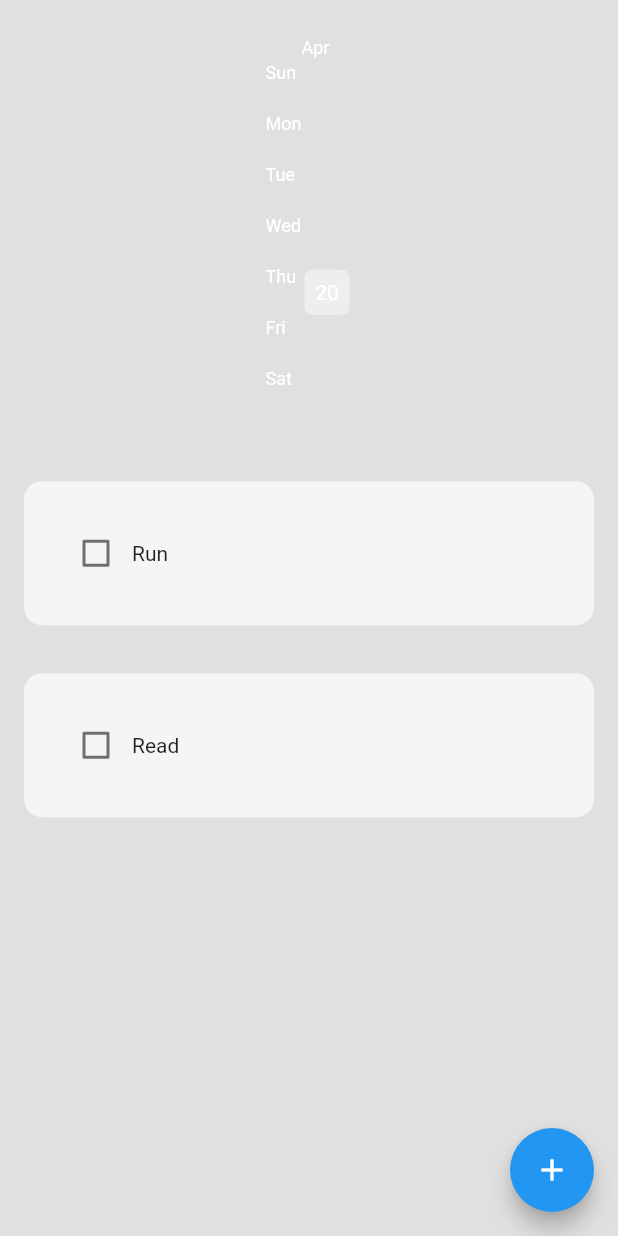
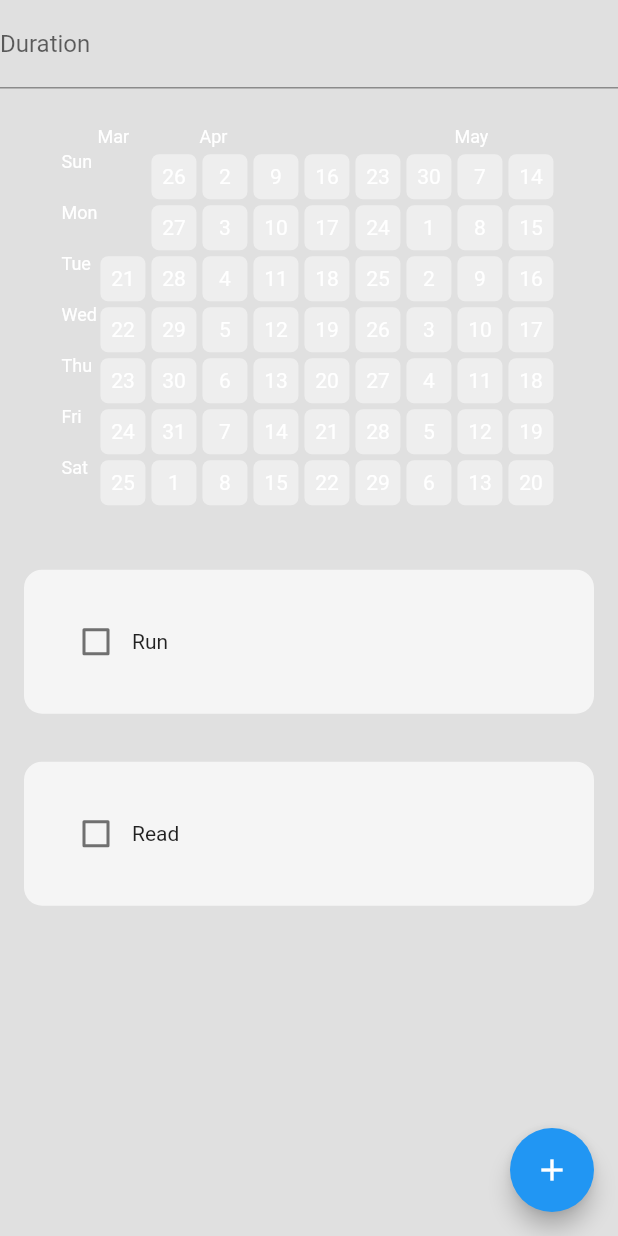
Before and after one commit to Inosuke0718/heat_map_app, a Flutter app: the screen it shows after launch, on a phone screen of 412 x 824 dp. Run offline on Flutter 3.47's test engine with Material 2 defaults, Android fonts, the phone set to English and light mode, and no system bars; drawn by our look-alikes of flutter_heatmap_calendar, flutter_slidable; our stand-ins replace firebase_core, hive, hive_flutter; accounts and stored records are empty.

Commit message:
for now set duration

```diff
--- a/lib/components/month_summary.dart
+++ b/lib/components/month_summary.dart
@@ -5,11 +5,13 @@ import 'package:heat_map_app/datetime/date_time.dart';
 class MonthlySummary extends StatelessWidget {
   final Map<DateTime, int>? datasets;
   final String startDate;
+  final int duration;
 
   const MonthlySummary({
     super.key,
     required this.datasets,
     required this.startDate,
+    required this.duration,
   });
 
   @override
@@ -17,8 +19,9 @@ class MonthlySummary extends StatelessWidget {
     return Container(
       padding: const EdgeInsets.only(top: 25, bottom: 25),
       child: HeatMap(
-        startDate: createDateTimeObject(startDate),
-        endDate: DateTime.now().add(Duration(days: 0)),
+        // todo ここを可変にするには
+        startDate: createDateTimeObject(startDate).add(Duration(days: -duration)),
+        endDate: DateTime.now().add(Duration(days: duration)),
         datasets: datasets,
         colorMode: ColorMode.color,
         defaultColor: Colors.grey[200],
--- a/lib/data/habit_database.dart
+++ b/lib/data/habit_database.dart
@@ -18,6 +18,7 @@ class HabitDatabase {
     ];
 
     _myBox.put("START_DATE", todaysDateFormatted());
+    _myBox.put("DURATION", 10);
   }
 
   void loadData() {
@@ -43,6 +44,14 @@ class HabitDatabase {
 
     // calculate habit complete percentage for each day
     calculateHabitPercentages();
+
+    // load heat map
+    loadHeatMap();
+  }
+
+  void updateDurationDatabase(duration) {
+    // update todays entry
+    _myBox.put("DURATION", duration);
 
     // load heat map
     loadHeatMap();
--- a/lib/main.dart
+++ b/lib/main.dart
@@ -16,6 +16,7 @@ void main() async {
   // initialize hive
   await Hive.initFlutter();
   // open a box
+  // 引数にキーを指定することで、キーに対応するBox インスタンスを取得することができます。
   await Hive.openBox("Habit_Database");
 
   runApp(const MyApp());
--- a/lib/pages/home_page.dart
+++ b/lib/pages/home_page.dart
@@ -17,12 +17,17 @@ class HomePage extends StatefulWidget {
 class _HomePageState extends State<HomePage> {
   HabitDatabase db = HabitDatabase();
   final _myBox = Hive.box("Habit_Database");
+  final _durationController = TextEditingController();
+  // int get duration => int.tryParse(_durationController.text) ?? 30;
+  late int duration;
 
   @override
   void initState() {
+    duration = _myBox.get("DURATION") == null
+            ? 30
+            : _myBox.get('DURATION');
     //  if there is no current habit list, then it is the 1st time ever opening the app
     // then create default data
-
     if (_myBox.get("CURRENT_HABIT_LIST") == null) {
       db.createDefaultData();
 
@@ -126,9 +131,28 @@ class _HomePageState extends State<HomePage> {
         body: ListView(
             // listでコンテンツを作れるUsefulなmethodがある
             children: [
+              Column(
+                children: [
+                  TextField(
+                    controller: _durationController,
+                    decoration: InputDecoration(
+                      labelText: 'Duration',
+                      hintText: 'Enter some text',
+                    ),
+                    onChanged: (value) {
+                      setState(() {
+                        // 文字列"value"を整数値に変換
+                        duration = int.tryParse(value) ?? 10;
+                        _myBox.put('DURATION', duration);
+                      });
+                    },
+                  ),
+                ],
+              ),
               MonthlySummary(
                 datasets: db.heatMapDataSet,
                 startDate: _myBox.get("START_DATE"),
+                duration: duration,
               ),
 
               // list of habits
```
